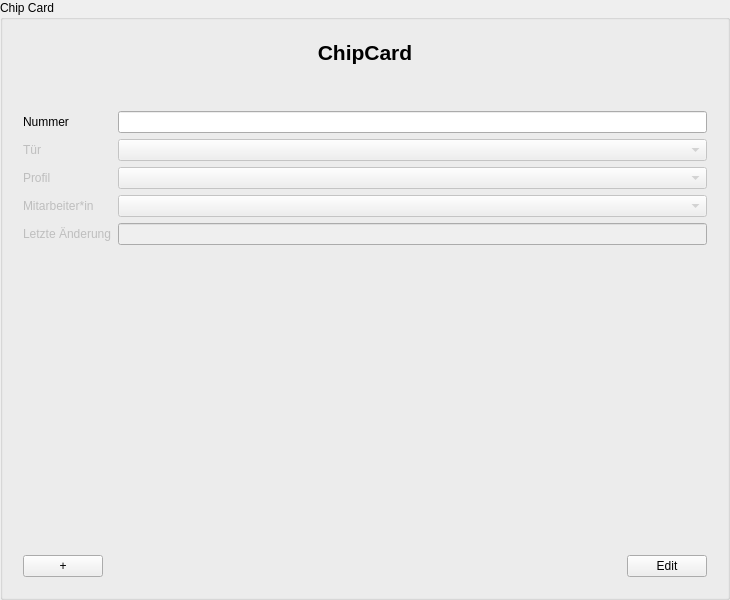
First picture: the form in src/libs/widgets/src/views/chipcardinputarea.ui, repository jmuelbert/jmbde-QT, before the edit.
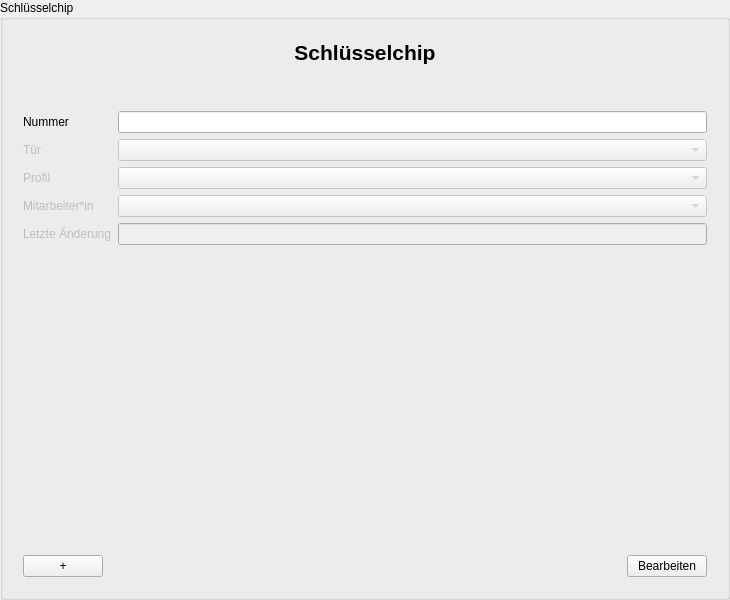
Second picture: the form after the edit.

```diff
--- a/src/libs/widgets/src/views/chipcardinputarea.ui
+++ b/src/libs/widgets/src/views/chipcardinputarea.ui
@@ -17,7 +17,7 @@
    <string>ChipCardInputDialog</string>
   </property>
   <property name="title">
-   <string>Chip Card</string>
+   <string>Schlüsselchip</string>
   </property>
   <layout class="QGridLayout" name="gridLayout_3">
    <item row="0" column="0">
@@ -35,7 +35,7 @@
            </font>
           </property>
           <property name="text">
-           <string>ChipCard</string>
+           <string>Schlüsselchip</string>
           </property>
           <property name="alignment">
            <set>Qt::AlignCenter</set>
@@ -195,7 +195,7 @@
         <item>
          <widget class="QPushButton" name="pushButton_EditFinish">
           <property name="text">
-           <string>Edit</string>
+           <string>Bearbeiten</string>
           </property>
          </widget>
         </item>
```
Left out of the diff: 10 changed lines with no effect on the pictures.
